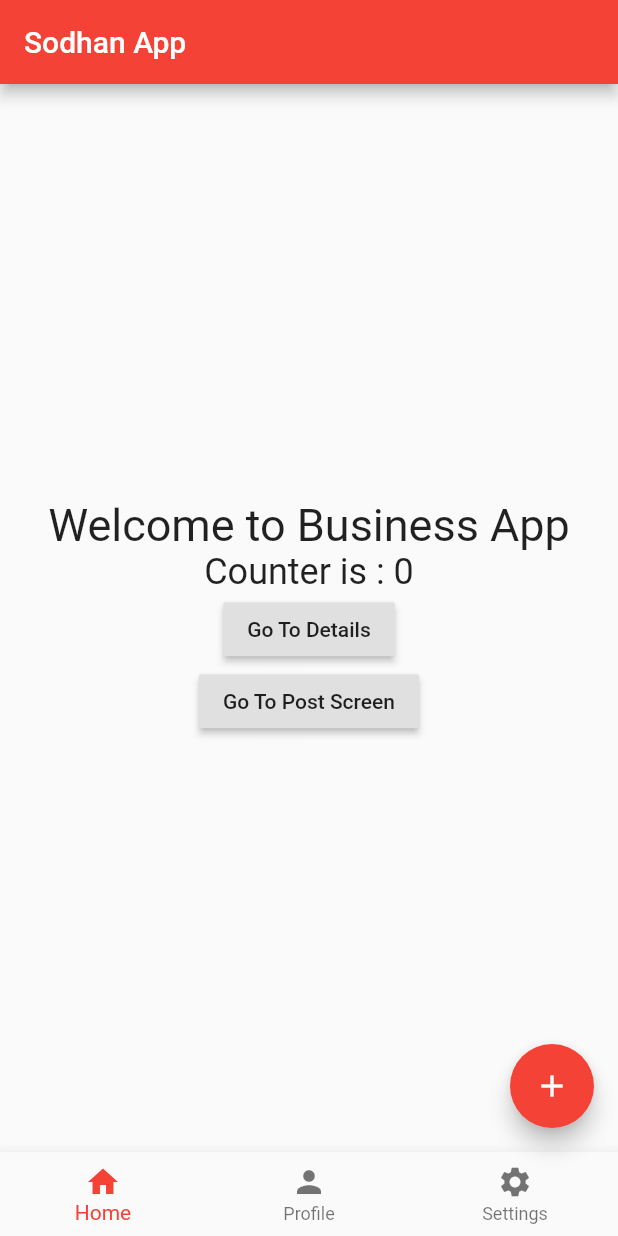
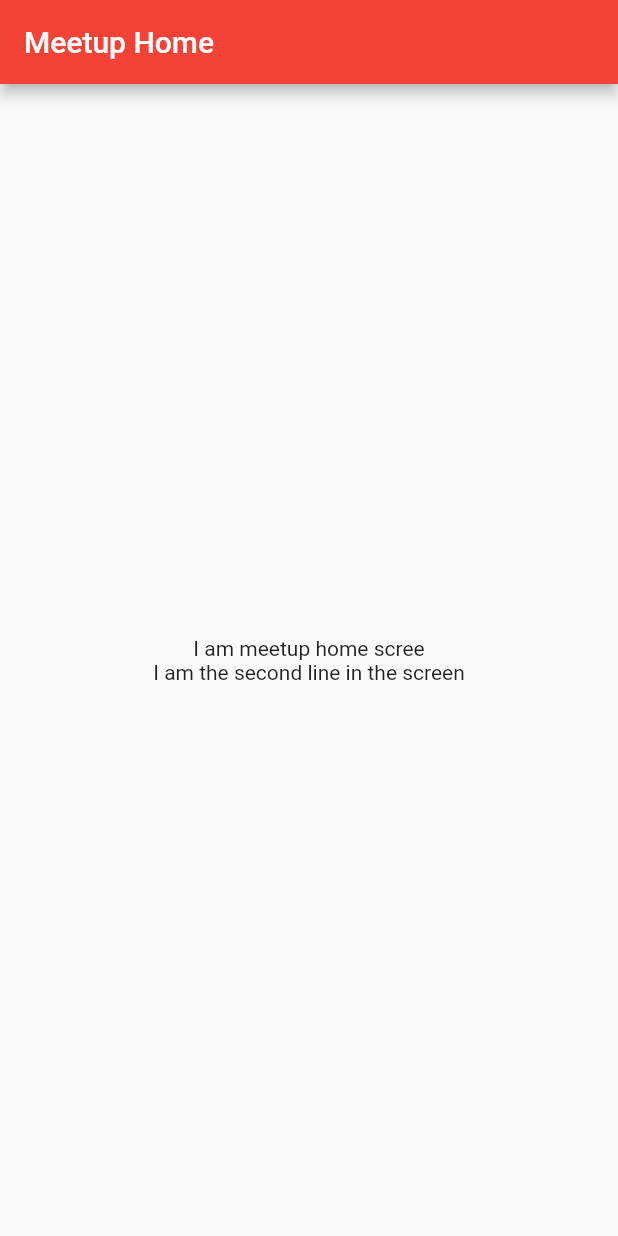
Before and after one commit to frndforall/FlutterProject_1, a Flutter app: the screen it shows after launch, on a phone screen of 412 x 824 dp. Run offline on Flutter 3.47's test engine with Material 2 defaults, Android fonts, the phone set to English and light mode, and no system bars; our stand-ins replace faker.

Commit message:
First screen for Meetup

```diff
--- a/lib/main.dart
+++ b/lib/main.dart
@@ -1,12 +1,12 @@
 
 
 import 'package:flutter/material.dart';
-import 'package:myhomeapp/state/app_state.dart';
+import 'package:myhomeapp/src/screens/meetup_home_screen.dart';
 import 'src/screens/counter_home_screen.dart';
 import 'src/screens/meetup_detail_screen.dart';
 import 'src/screens/posts_screen.dart';
 
-void main() => runApp(AppStore(child: MyApp()));
+void main() => runApp( MyApp());
 
 class MyApp extends StatelessWidget {
 final String title ='Sodhan App';
@@ -27,8 +27,9 @@ final String title ='Sodhan App';
         // is not restarted.
         primarySwatch: Colors.red,
     ),
-    home: HomeScreen(title),
+   // home: HomeScreen(title),
     // home: PostScreen(),
+    home: MeetUpHomeScreen(),
     routes: {
       '/meetupDetail': (context) => MeetupDetailScreen(),
       '/postDetails': (context) => PostScreen()
--- /dev/null
+++ b/lib/src/screens/meetup_home_screen.dart
@@ -0,0 +1,27 @@
+
+import 'package:flutter/material.dart';
+
+class MeetUpHomeScreen extends StatefulWidget {
+  @override
+  MeetupHome createState() {
+
+    return MeetupHome();
+  }
+
+}
+
+class MeetupHome extends State{
+  @override
+  Widget build(BuildContext context) {
+    return Scaffold(body: Center(child: Column(
+      mainAxisAlignment:MainAxisAlignment.center,
+      children: <Widget>[
+      Text('I am meetup home scree',textDirection: TextDirection.ltr),
+      Text('I am the second line in the screen',textAlign: TextAlign.right,)
+    ],)
+    ),
+    appBar: AppBar(title: Text('Meetup Home'))
+    );
+  }
+
+}
```
